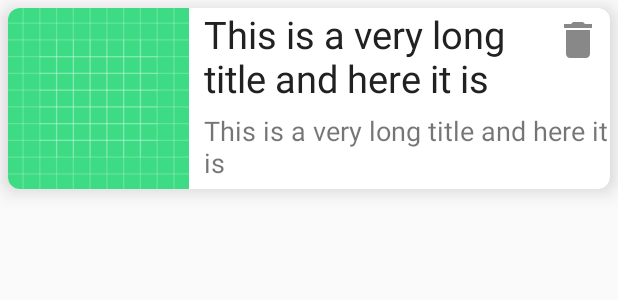
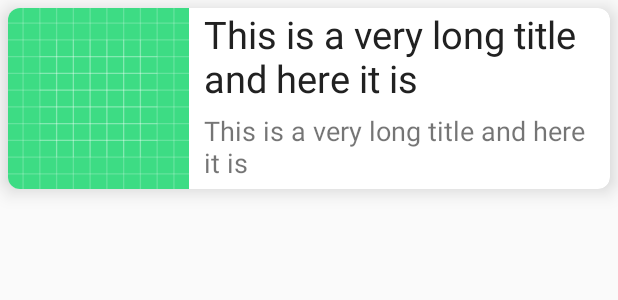
Before and after one commit to AppDevAssist/recyclerview-kotlin, an Android app: the layout list_item.xml on its own in the app's theme, with its tools: preview values and no code run, on a phone screen of 412 x 824 dp. Shown: the top 300 px of the screen. Run offline under Robolectric (Android 15) with nearby library versions, the phone set to English and light mode, and no system bars.

```diff
--- a/app/src/main/java/com/example/myapplication/models/Property.kt
+++ b/app/src/main/java/com/example/myapplication/models/Property.kt
@@ -1,3 +1,3 @@
 package com.example.myapplication.models
 
-data class Property(val id: Int, val title: String = "", val description: String = "", val image: String = "", val horizontal: Boolean = false, val data: List<Property>? = null)
+data class Property(val id: Int, val title: String = "", val description: String = "", val image: String = "", val horizontal: Boolean = false, val data: List<Property>? = null, var selected: Boolean? = false)
--- /dev/null
+++ b/app/src/main/res/drawable/ic_check.xml
@@ -0,0 +1,5 @@
+<vector android:height="24dp" android:tint="#3BD920"
+    android:viewportHeight="24" android:viewportWidth="24"
+    android:width="24dp" xmlns:android="http://schemas.android.com/apk/res/android">
+    <path android:fillColor="@android:color/white" android:pathData="M9,16.17L4.83,12l-1.42,1.41L9,19 21,7l-1.41,-1.41z"/>
+</vector>
--- /dev/null
+++ b/app/src/main/res/drawable/ic_delete.xml
@@ -0,0 +1,5 @@
+<vector android:height="24dp" android:tint="#FFFFFF"
+    android:viewportHeight="24" android:viewportWidth="24"
+    android:width="24dp" xmlns:android="http://schemas.android.com/apk/res/android">
+    <path android:fillColor="@android:color/white" android:pathData="M6,19c0,1.1 0.9,2 2,2h8c1.1,0 2,-0.9 2,-2V7H6v12zM19,4h-3.5l-1,-1h-5l-1,1H5v2h14V4z"/>
+</vector>
--- a/app/src/main/res/layout/list_item.xml
+++ b/app/src/main/res/layout/list_item.xml
@@ -46,9 +46,10 @@
             android:layout_height="0dp"
             android:layout_marginTop="5dp"
             android:layout_marginEnd="5dp"
+            android:visibility="gone"
             app:layout_constraintEnd_toEndOf="parent"
             app:layout_constraintTop_toTopOf="parent"
-            android:background="@drawable/ic_baseline_delete_24"
+            android:background="@drawable/ic_check"
             app:layout_constraintWidth_percent=".08"
             app:layout_constraintDimensionRatio="1:1"
             android:layout_marginRight="5dp" />
@@ -61,9 +62,10 @@
             app:layout_constraintTop_toBottomOf="@+id/tvTitle"
             app:layout_constraintBottom_toBottomOf="parent"
             android:textSize="18sp"
+            android:layout_marginRight="10dp"
             android:fontFamily="sans-serif"
             android:text="This is a very long title and here it is"
-             />
+            android:layout_marginEnd="10dp" />
     </androidx.constraintlayout.widget.ConstraintLayout>
 
 
```
Also changed, not shown: app/src/main/java/com/example/myapplication/MainActivity.kt (+27 -5 lines), app/src/main/java/com/example/myapplication/MyAdapter.kt (+52 -17 lines), app/src/main/res/menu/main_menu.xml (added, +10 -0 lines).
